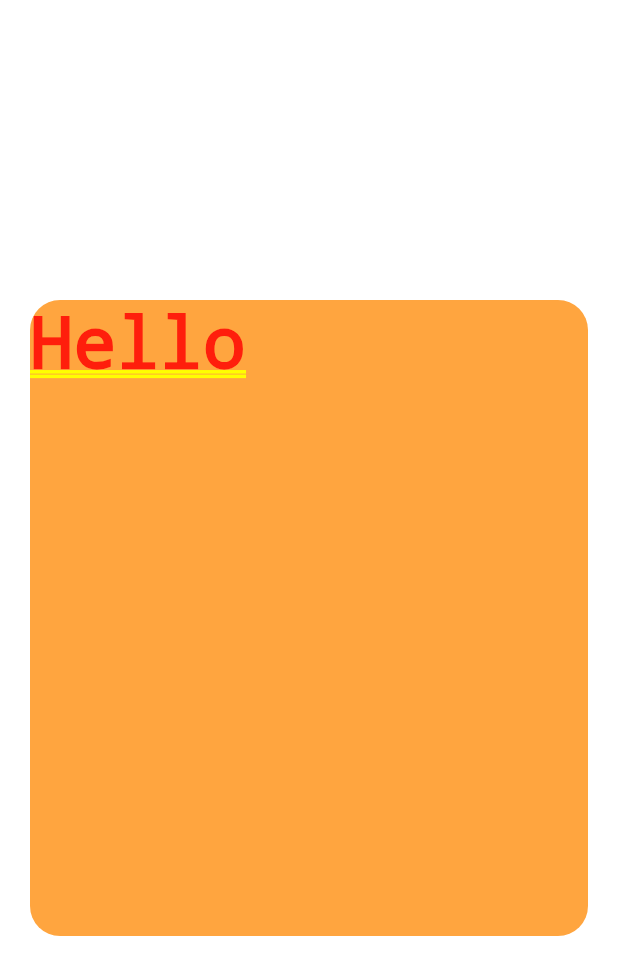
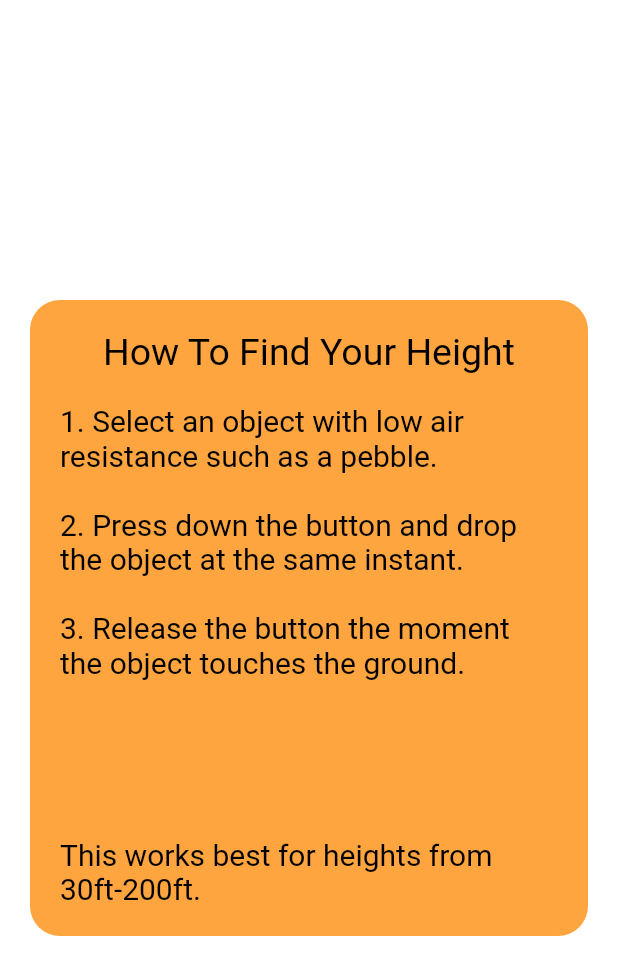
Before and after one commit to JaredTeter/height_finder, a Flutter app: the Instructions screen opened by its route, on a phone screen of 412 x 824 dp. Shown: the top 975 px of the screen. Run offline on Flutter 3.47's test engine with Material 2 defaults, Android fonts, the light colour scheme and no system bars.

Commit message:
added all text to instructions page

```diff
--- a/lib/pages/instructions_page.dart
+++ b/lib/pages/instructions_page.dart
@@ -18,7 +18,31 @@ class Instructions extends StatelessWidget {
                 borderRadius: BorderRadius.all(Radius.circular(20)),
                 color: Color(0xffFFA53F),
               ),
-              child: const Text('Hello'),
+              child: DefaultTextStyle(
+                style: const TextStyle(
+                  color: Colors.black,
+                  fontSize: 20,
+                ),
+                child: Padding(
+                  padding: const EdgeInsets.all(20.0),
+                  child: Column(
+                    children: const [
+                      Text(
+                        "How To Find Your Height",
+                        style: TextStyle(fontSize: 25),
+                      ),
+                      SizedBox(height: 20),
+                      Text(
+                        "1. Select an object with low air resistance such as a pebble.\n\n"
+                        "2. Press down the button and drop the object at the same instant.\n\n"
+                        "3. Release the button the moment the object touches the ground.",
+                      ),
+                      Spacer(),
+                      Text("This works best for heights from 30ft-200ft."),
+                    ],
+                  ),
+                ),
+              ),
             ),
           ),
         ),
```
